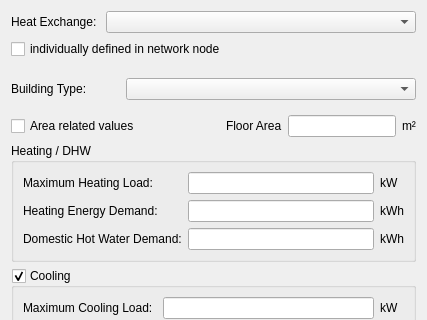
The window that SIM-VICUS/src/SVNetworkComponentHeatExchangeEditWidget.ui (Brockaaa/SIM-VICUS) describes before a commit, drawn with Qt 5; both pictures show x 0 to 427 and y 0 to 320 of the 427 by 638 pixel window.
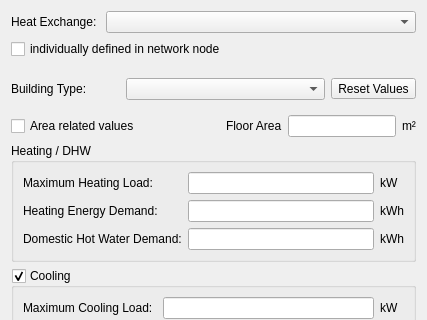
The same window after the commit. The open tabs and pages were chosen to show the change. Custom widgets are drawn as their Qt base class.

Commit message: added Reset Values to NetworkHeatExchange

The edit to the form file:
```diff
--- a/SIM-VICUS/src/SVNetworkComponentHeatExchangeEditWidget.ui
+++ b/SIM-VICUS/src/SVNetworkComponentHeatExchangeEditWidget.ui
@@ -565,6 +565,13 @@
               <item>
                <widget class="QComboBox" name="comboBoxHeatLossSplineUserBuildingType"/>
               </item>
+              <item>
+               <widget class="QToolButton" name="toolButtonSetDefaultValues">
+                <property name="text">
+                 <string>Reset Values</string>
+                </property>
+               </widget>
+              </item>
              </layout>
             </item>
             <item>
```
Left out of the diff: 4 changed lines with no effect on the pictures. The commit also changes 2 other files.
